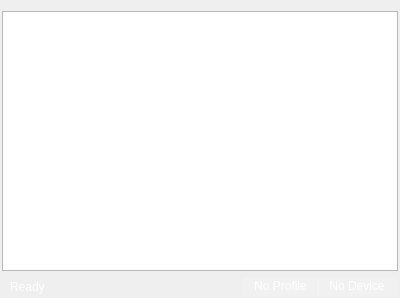
Silas-Hoerz/Modulab, file modules/log/LogWidget.ui: the form before one commit.
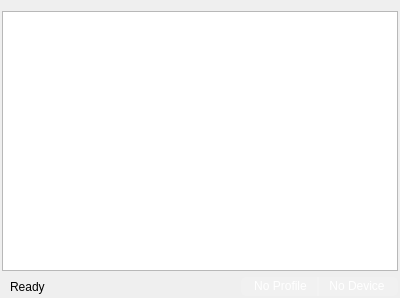
The form after the commit.

Diff of the .ui file:
```diff
--- a/modules/log/LogWidget.ui
+++ b/modules/log/LogWidget.ui
@@ -23,7 +23,7 @@
 	border-color: rgb(68, 68, 68);
     /* Standard-Zustand (entspricht &quot;info&quot;) */
     background-color: transparent;
-    color: white;
+
 }
 
 /* Versteckt die Checkbox-Box */
@@ -38,7 +38,7 @@
 
 QCheckBox[logStatus=&quot;info&quot;] {
     background-color: transparent;
-    color: white;
+   /* color: white;*/
 }
 
 QCheckBox[logStatus=&quot;warning&quot;] {
```
Left out of the diff: 2 changed lines with no effect on the pictures.
